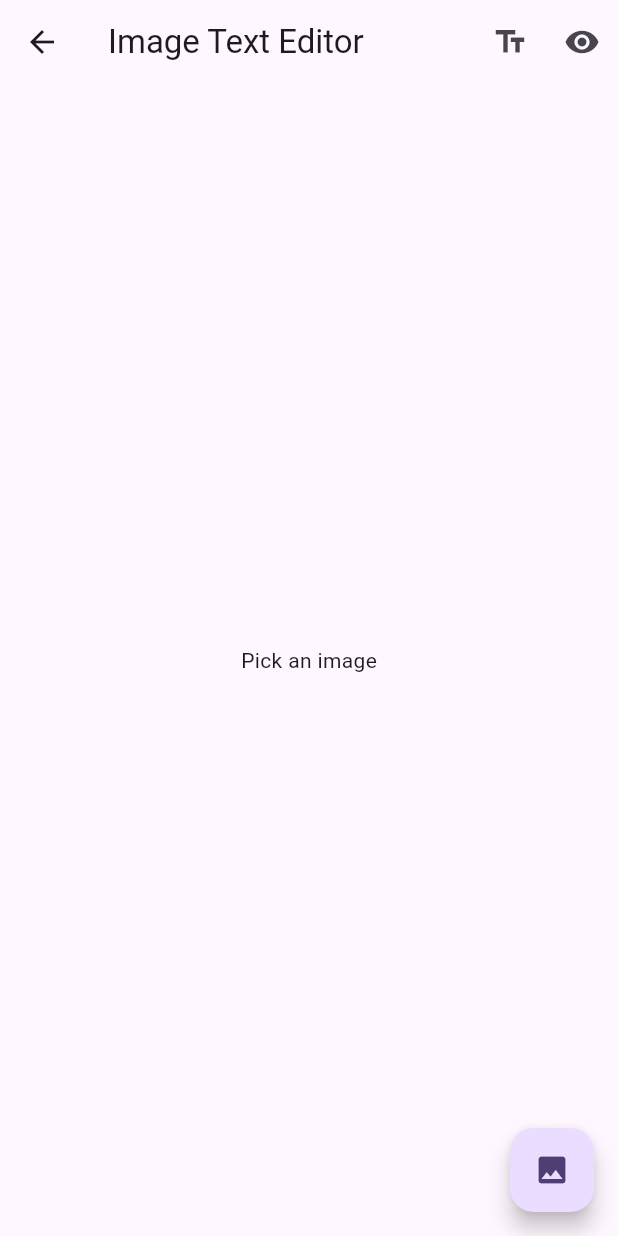
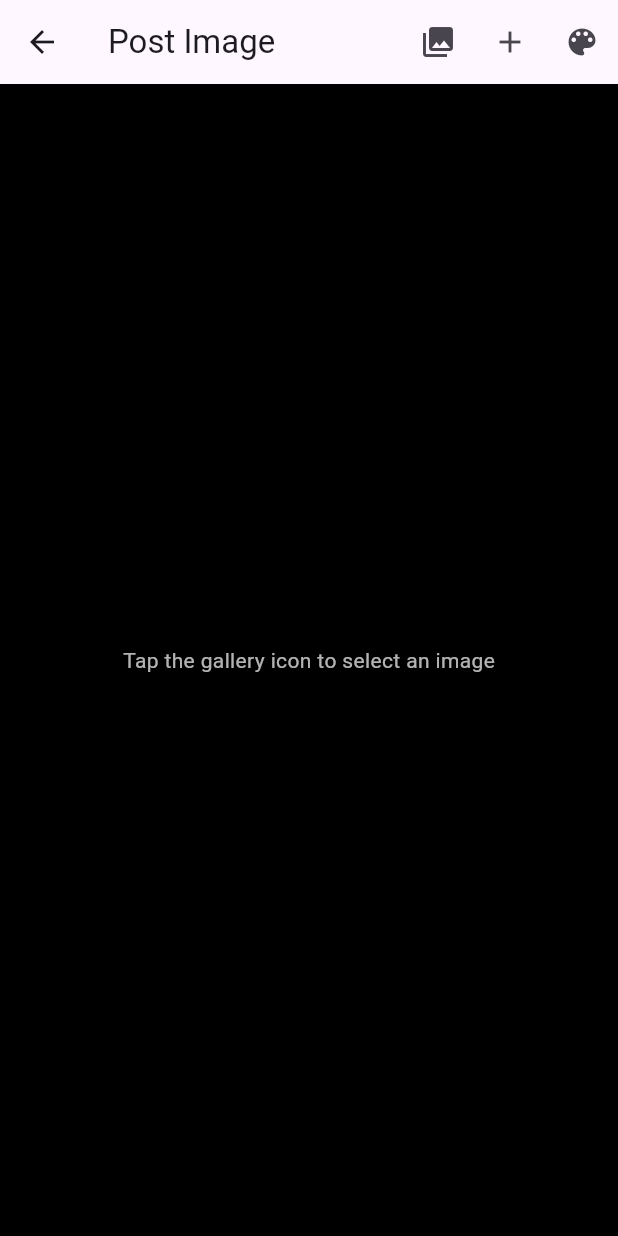
Before and after one commit to AnujKUMAR430/feature, a Flutter app: the screen it shows after launch, after a tap on "Image Post", on a phone screen of 412 x 824 dp. Run offline on Flutter 3.47's test engine with Material 3 defaults, Android fonts, the phone set to English and light mode, and no system bars; our stand-ins replace camera, get, image_picker, permission_handler, video_player; missing offline and left inert: croppy.

Commit message:
implement image post

```diff
--- a/lib/features/post/image_post/image_post_controller.dart
+++ b/lib/features/post/image_post/image_post_controller.dart
@@ -3,34 +3,39 @@ import 'package:flutter/material.dart';
 import 'package:get/get.dart';
 import 'package:image_picker/image_picker.dart';
 
-class TextEditorController extends GetxController {
-  Rx<File?> image = Rx<File?>(null);
-  RxString text = ''.obs;
-  Rx<Color> textColor = Colors.white.obs;
-  RxDouble fontSize = 24.0.obs;
-  Rx<Offset> textPosition = const Offset(100, 100).obs;
-  final textController = TextEditingController();
+class FacebookImagePreviewController extends GetxController {
+  Rx<File?> selectedImage = Rx<File?>(null);
+  final ImagePicker picker = ImagePicker();
 
-  Future<void> pickImage() async {
-    final pickedFile = await ImagePicker().pickImage(
-      source: ImageSource.gallery,
-    );
-    if (pickedFile != null) image.value = File(pickedFile.path);
+  Rx<TextEditingController?> textController = Rx<TextEditingController?>(null);
+  RxBool showTextOverlay = false.obs;
+
+  RxBool showColorPicker = false.obs;
+  Rx<Color> overlayBackgroundColor = Colors.black45.obs;
+
+  Future<void> pickImageFromGallery() async {
+    final image = await picker.pickImage(source: ImageSource.gallery);
+    if (image != null) {
+      selectedImage.value = File(image.path);
+      showTextOverlay.value = false;
+      textController.value = null;
+      showColorPicker.value = false;
+      overlayBackgroundColor.value = Colors.black45;
+    }
   }
 
-  void updateText(String value) {
-    text.value = value;
+  void addTextOverlay() {
+    textController.value = TextEditingController();
+    showTextOverlay.value = true;
+    showColorPicker.value = false;
+    overlayBackgroundColor.value = Colors.black45;
   }
 
-  void updateFontSize(double size) {
-    fontSize.value = size;
+  void toggleColorPicker() {
+    showColorPicker.value = !showColorPicker.value;
   }
 
-  void updateColor(Color color) {
-    textColor.value = color;
-  }
-
-  void updatePosition(Offset delta) {
-    textPosition.value += delta;
+  void changeOverlayBackgroundColor(Color color) {
+    overlayBackgroundColor.value = color;
   }
 }
--- a/lib/features/post/image_post/image_post_view.dart
+++ b/lib/features/post/image_post/image_post_view.dart
@@ -1,175 +1,139 @@
+import 'dart:io';
 import 'package:flutter/material.dart';
 import 'package:get/get.dart';
-import 'dart:io';
+import 'package:reel_section/features/post/image_post/image_post_controller.dart';
 
-import 'package:reel_section/features/post/image_post/image_post_controller.dart';
-import 'package:reel_section/features/post/image_post/image_post_preview.dart';
+class FacebookImagePreviewPage extends StatelessWidget {
+  final FacebookImagePreviewController controller = Get.put(
+    FacebookImagePreviewController(),
+  );
 
-class ImageTextEditor extends StatelessWidget {
-  ImageTextEditor({super.key});
-  final controller = Get.put(TextEditorController());
+  final List<Color> bgColors = [
+    Colors.black45,
+    Colors.white70,
+    Colors.red.withOpacity(0.6),
+    Colors.blue.withOpacity(0.6),
+    Colors.green.withOpacity(0.6),
+    Colors.purple.withOpacity(0.6),
+    Colors.orange.withOpacity(0.6),
+  ];
 
-  void openTextEditor(BuildContext context) {
-    showModalBottomSheet(
-      context: context,
-      builder: (_) => Padding(
-        padding: const EdgeInsets.all(16),
-        child: Obx(
-          () => Column(
-            mainAxisSize: MainAxisSize.min,
-            children: [
-              TextField(
-                controller: controller.textController,
-                decoration: const InputDecoration(labelText: 'Enter Text'),
-                onChanged: controller.updateText,
+  @override
+  Widget build(BuildContext context) {
+    return Scaffold(
+      backgroundColor: Colors.black,
+      appBar: AppBar(
+        title: const Text("Post Image"),
+        // backgroundColor: Colors.black,
+        actions: [
+          IconButton(
+            icon: const Icon(Icons.photo_library),
+            onPressed: controller.pickImageFromGallery,
           ),
-              const SizedBox(height: 10),
-              Row(
-                children: [const Text("Text Color: "), ...buildColorOptions()],
+          IconButton(
+            icon: const Icon(Icons.add),
+            onPressed: controller.addTextOverlay,
           ),
-              const SizedBox(height: 10),
-              Row(
-                children: [
-                  const Text("Font Size: "),
-                  Expanded(
-                    child: Slider(
-                      value: controller.fontSize.value,
-                      min: 10,
-                      max: 80,
-                      onChanged: controller.updateFontSize,
-                    ),
+          IconButton(
+            icon: const Icon(Icons.color_lens),
+            onPressed: controller.toggleColorPicker,
           ),
         ],
       ),
-            ],
-          ),
-        ),
+      body: GestureDetector(
+        onTap: () {
+          FocusScope.of(context).unfocus();
+        },
+        child: Obx(() {
+          final image = controller.selectedImage.value;
+          final showText = controller.showTextOverlay.value;
+          final showColorPicker = controller.showColorPicker.value;
+          final overlayColor = controller.overlayBackgroundColor.value;
+          final textCtrl = controller.textController.value;
+
+          if (image == null) {
+            return const Center(
+              child: Text(
+                "Tap the gallery icon to select an image",
+                style: TextStyle(color: Colors.white70),
               ),
             );
           }
 
-  List<Widget> buildColorOptions() {
-    final colors = [
-      Colors.white,
-      Colors.black,
-      Colors.red,
-      Colors.green,
-      Colors.blue,
-      Colors.orange,
-      Colors.purple,
-    ];
+          return Stack(
+            children: [
+              // ✅ Image
+              Positioned.fill(child: Image.file(image, fit: BoxFit.cover)),
 
-    return colors
-        .map(
-          (color) => Obx(
-            () => GestureDetector(
-              onTap: () => controller.updateColor(color),
+              // ✅ Text Overlay (centered)
+              if (showText && textCtrl != null)
+                Center(
                   child: Container(
-                margin: const EdgeInsets.symmetric(horizontal: 4),
-                width: 24,
-                height: 24,
+                    padding: const EdgeInsets.symmetric(
+                      horizontal: 16,
+                      vertical: 8,
+                    ),
                     decoration: BoxDecoration(
-                  color: color,
-                  shape: BoxShape.circle,
-                  border: Border.all(
-                    color: controller.textColor.value == color
-                        ? Colors.grey
-                        : Colors.transparent,
-                    width: 2,
+                      color: overlayColor,
+                      borderRadius: BorderRadius.circular(12),
+                    ),
+                    child: TextField(
+                      controller: textCtrl,
+                      style: const TextStyle(
+                        color: Colors.white,
+                        fontSize: 28,
+                        fontWeight: FontWeight.bold,
+                      ),
+                      maxLines: null,
+                      decoration: const InputDecoration(
+                        hintText: "Type here...",
+                        hintStyle: TextStyle(color: Colors.white38),
+                        border: InputBorder.none,
                       ),
                     ),
                   ),
                 ),
+
+              // ✅ Color Picker
+              if (showColorPicker)
+                Positioned(
+                  bottom: 8,
+                  left: 0,
+                  right: 0,
+                  child: Container(
+                    height: 60,
+                    color: Colors.black.withOpacity(0.6),
+                    padding: const EdgeInsets.symmetric(
+                      horizontal: 12,
+                      vertical: 8,
                     ),
-        )
-        .toList();
-  }
-
-  void goToPreviewScreen(BuildContext context) {
-    if (controller.image.value != null) {
-      Navigator.push(
-        context,
-        MaterialPageRoute(
-          builder: (_) => PreviewScreen(
-            image: controller.image.value!,
-            text: controller.text.value,
-            textColor: controller.textColor.value,
-            fontSize: controller.fontSize.value,
-            textPosition: controller.textPosition.value,
+                    child: ListView.separated(
+                      scrollDirection: Axis.horizontal,
+                      itemCount: bgColors.length,
+                      separatorBuilder: (_, __) => const SizedBox(width: 12),
+                      itemBuilder: (context, index) {
+                        final color = bgColors[index];
+                        return GestureDetector(
+                          onTap: () =>
+                              controller.changeOverlayBackgroundColor(color),
+                          child: Container(
+                            width: 36,
+                            height: 36,
+                            decoration: BoxDecoration(
+                              color: color,
+                              shape: BoxShape.circle,
+                              border: Border.all(color: Colors.white, width: 2),
                             ),
                           ),
                         );
-    }
-  }
-
-  @override
-  Widget build(BuildContext context) {
-    return Scaffold(
-      appBar: AppBar(
-        title: const Text("Image Text Editor"),
-        actions: [
-          IconButton(
-            icon: const Icon(Icons.text_fields),
-            onPressed: () => openTextEditor(context),
-          ),
-          IconButton(
-            icon: const Icon(Icons.remove_red_eye),
-            onPressed: () => goToPreviewScreen(context),
-          ),
-        ],
-      ),
-      floatingActionButton: FloatingActionButton(
-        onPressed: controller.pickImage,
-        child: const Icon(Icons.image),
-      ),
-      body: Obx(() {
-        final image = controller.image.value;
-        final text = controller.text.value;
-        final position = controller.textPosition.value;
-        final fontSize = controller.fontSize.value;
-        final color = controller.textColor.value;
-
-        return image == null
-            ? const Center(child: Text("Pick an image"))
-            : Stack(
-                children: [
-                  Positioned.fill(child: Image.file(image, fit: BoxFit.cover)),
-                  Positioned.fill(
-                    child: GestureDetector(
-                      onPanUpdate: (details) =>
-                          controller.updatePosition(details.delta),
-                      child: Stack(
-                        children: [
-                          if (text.isNotEmpty)
-                            Positioned(
-                              left: position.dx,
-                              top: position.dy,
-                              child: Container(
-                                constraints: BoxConstraints(
-                                  maxWidth:
-                                      MediaQuery.of(context).size.width -
-                                      position.dx -
-                                      20,
-                                ),
-                                child: Text(
-                                  text,
-                                  softWrap: true,
-                                  overflow: TextOverflow.visible,
-                                  style: TextStyle(
-                                    color: color,
-                                    fontSize: fontSize,
-                                    fontWeight: FontWeight.bold,
-                                  ),
-                                ),
-                              ),
-                            ),
-                        ],
+                      },
                     ),
                   ),
                 ),
             ],
           );
         }),
+      ),
     );
   }
 }
--- a/lib/views/splash_view.dart
+++ b/lib/views/splash_view.dart
@@ -94,7 +94,7 @@ class _SplashViewState extends State<SplashView> {
               ),
               _commonButton(
                 title: "Image Post",
-                onPressed: () => Get.to(ImageTextEditor()),
+                onPressed: () => Get.to(FacebookImagePreviewPage()),
               ),
             ].separatedBy(SizedBox(height: 10)),
           ),
```
Also changed, not shown: lib/features/post/text_post/text_post_controller.dart (+0 -76 lines), lib/features/post/text_post/text_post_view.dart (+52 -46 lines). Lines whose indentation alone changed are shown as unchanged.
